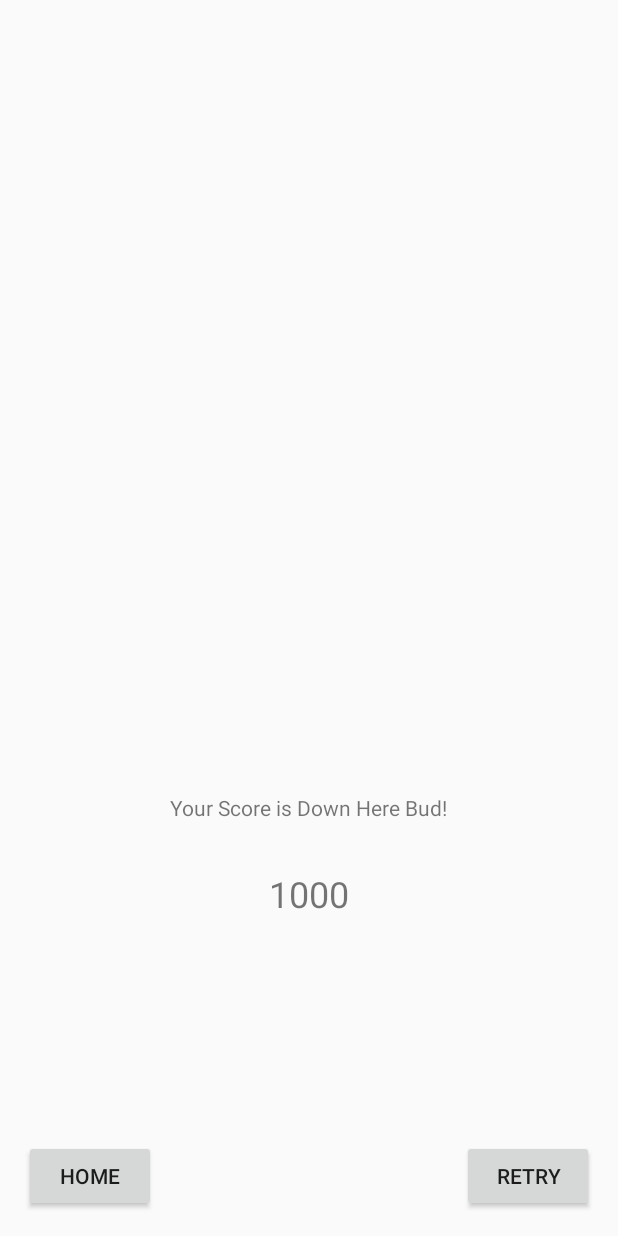
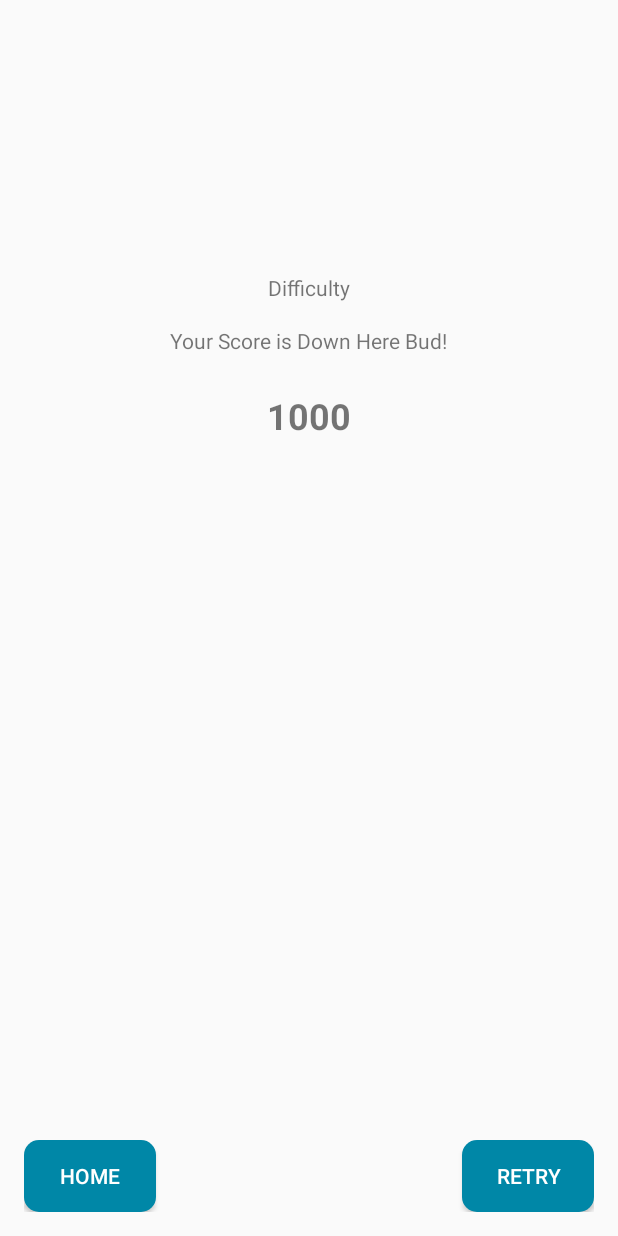
Before and after one commit to divarismawan/DeathMath, an Android app: the layout activity_pop_up.xml on its own in the app's theme, with its tools: preview values and no code run, on a phone screen of 412 x 824 dp. Run offline under Robolectric (Android 15) with nearby library versions, the light colour scheme and no system bars.

Commit message:
update pop up

```diff
--- a/app/src/main/java/c/google/deathmath/GameActivity.java
+++ b/app/src/main/java/c/google/deathmath/GameActivity.java
@@ -223,8 +223,9 @@ public class GameActivity extends AppCompatActivity {
             pointDiffValue = intEasy;
             setBtnSubmit(String.valueOf(setValue), pointDiffValue);
         }else if (score>100 && score<=400){
-            if (score>=200 && score <210){
+            if (score>=100 && score <110){
                 Toast.makeText(this, "Level Up", Toast.LENGTH_SHORT).show();
+                value = 1;
             }
             setValue = diffNormal();
             pointDiffValue = intNormal;
@@ -232,6 +233,7 @@ public class GameActivity extends AppCompatActivity {
         }else if (score>400){
             if (score>=400 && score<410){
                 Toast.makeText(this, "Level Up", Toast.LENGTH_SHORT).show();
+                value = 2;
             }
             setValue = diffHard();
             pointDiffValue = intHard;
@@ -310,6 +312,7 @@ public class GameActivity extends AppCompatActivity {
                 displayScore = String.valueOf(point);
                 Intent intent = new Intent(getApplicationContext(), PopUpActivity.class);
                 intent.putExtra("point", displayScore);
+                intent.putExtra("score", point);
                 if (value==0){
                     intent.putExtra("result",0);
                 }else if (value==1){
--- a/app/src/main/res/layout/activity_pop_up.xml
+++ b/app/src/main/res/layout/activity_pop_up.xml
@@ -8,24 +8,41 @@
     android:padding="16dp"
     tools:context="c.google.deathmath.PopUpActivity">
 
+    <ImageView
+        android:id="@+id/iv_message"
+        android:layout_width="150dp"
+        android:layout_height="150dp"
+        android:layout_alignParentTop="true"
+        android:layout_centerHorizontal="true"
+        android:layout_marginBottom="16dp"
+        />
+
+    <TextView
+        android:id="@+id/tv_difficulty"
+        android:layout_width="wrap_content"
+        android:layout_height="wrap_content"
+        android:layout_below="@+id/iv_message"
+        android:layout_centerHorizontal="true"
+        android:layout_marginBottom="16dp"
+        android:text="Difficulty" />
     <TextView
         android:id="@+id/tv_header"
         android:layout_width="wrap_content"
         android:layout_height="wrap_content"
-        android:layout_alignParentBottom="true"
+        android:layout_below="@+id/tv_difficulty"
         android:layout_centerHorizontal="true"
-        android:layout_marginBottom="260dp"
+        android:layout_marginBottom="24dp"
         android:text="Your Score is Down Here Bud!" />
 
     <TextView
         android:id="@+id/tv_score_pop"
         android:layout_width="wrap_content"
         android:layout_height="wrap_content"
-        android:layout_alignParentBottom="true"
+        android:layout_below="@id/tv_header"
         android:layout_centerHorizontal="true"
         android:layout_gravity="center"
-        android:layout_marginBottom="196dp"
         android:text="1000"
+        android:textStyle="bold"
         android:textSize="24sp" />
 
     <Button
@@ -34,6 +51,8 @@
         android:layout_height="wrap_content"
         android:layout_alignParentBottom="true"
         android:layout_alignParentLeft="true"
+        android:background="@drawable/background_pop"
+        android:textColor="#fff"
         android:text="Home"/>
     <Button
         android:id="@+id/btn_retry"
@@ -41,5 +60,7 @@
         android:layout_height="wrap_content"
         android:layout_alignParentBottom="true"
         android:layout_alignParentRight="true"
+        android:background="@drawable/background_pop"
+        android:textColor="#fff"
         android:text="retry"/>
 </RelativeLayout>
```
Also changed, not shown: app/src/main/java/c/google/deathmath/PopUpActivity.java (+21 -1 lines), app/src/main/res/drawable/excellent.jpg (added), app/src/main/res/drawable/good.jpg (added), app/src/main/res/drawable/good_enough.jpg (added).
